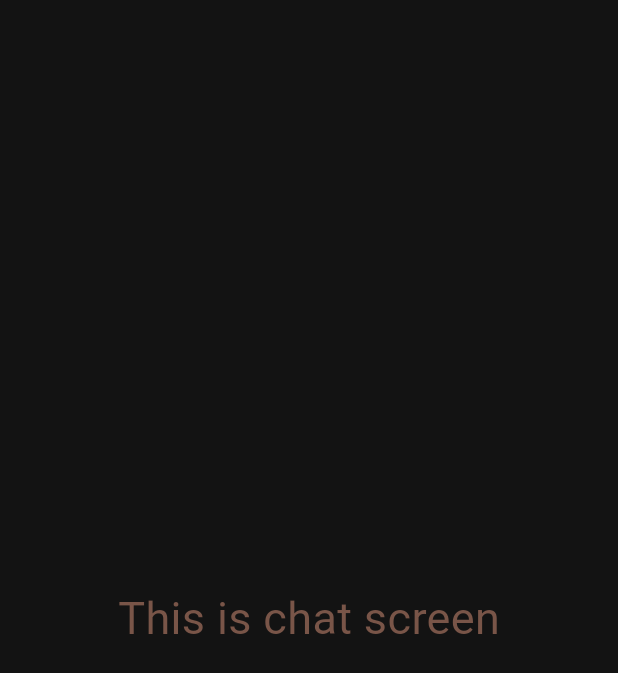
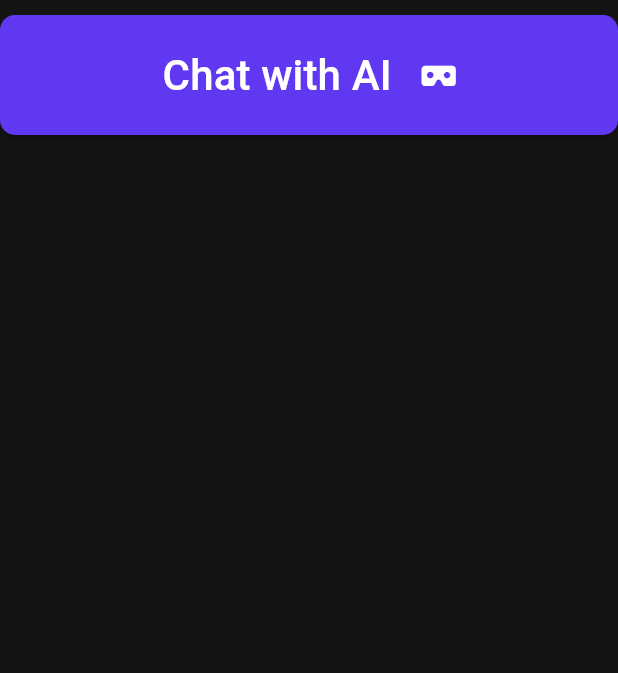
Before and after one commit to iAhmadTariq/Academise, a Flutter app: the ChatScreen screen opened directly, on a phone screen of 412 x 824 dp. Shown: the top 673 px of the screen. Run offline on Flutter 3.47's test engine with Material 3 defaults, Android fonts, the light colour scheme and no system bars; our stand-ins replace flutter_svg, font_awesome_flutter, google_fonts.

Commit message:
chat screen added

```diff
--- a/academise_front/lib/main.dart
+++ b/academise_front/lib/main.dart
@@ -1,3 +1,4 @@
+import 'package:academise_front/screens/home_screen.dart';
 import 'package:academise_front/screens/login_screen.dart';
 import 'package:academise_front/utils/color.dart';
 import 'package:flutter/material.dart';
@@ -17,7 +18,7 @@ class MyApp extends StatelessWidget {
         scaffoldBackgroundColor: mobileBackgroundColor,
       ),
       title: "Academise",
-      home: LoginScreen(),
+      home: HomeScreen(),
     );
   }
 }
--- a/academise_front/lib/screens/chat_screen.dart
+++ b/academise_front/lib/screens/chat_screen.dart
@@ -1,7 +1,11 @@
+import 'package:academise_front/screens/chat_with_ai_screen.dart';
+import 'package:academise_front/utils/color.dart';
 import 'package:flutter/material.dart';
+import 'package:font_awesome_flutter/font_awesome_flutter.dart';
+import 'package:google_fonts/google_fonts.dart';
 
 class ChatScreen extends StatefulWidget {
-  const ChatScreen({super.key});
+  const ChatScreen({Key? key});
 
   @override
   _ChatScreenState createState() => _ChatScreenState();
@@ -10,12 +14,55 @@ class ChatScreen extends StatefulWidget {
 class _ChatScreenState extends State<ChatScreen> {
   @override
   Widget build(BuildContext context) {
-    return const Scaffold(
-      body: Center(
-        child: Text(
-          'This is chat screen',
-          style: TextStyle(fontSize: 30, color: Colors.brown),
-        ),
+    return Scaffold(
+      body: Column(
+        children: [
+          Container(
+            width: double.infinity,
+            margin: const EdgeInsets.only(top: 10),
+            child: ElevatedButton(
+              onPressed: () {
+                Navigator.push(
+                  context,
+                  MaterialPageRoute(
+                    builder: (context) => const ChatWithAI(),
+                  ),
+                );
+              },
+              style: ButtonStyle(
+                backgroundColor: MaterialStateProperty.all<Color>(purpleColor),
+                padding: MaterialStateProperty.all<EdgeInsetsGeometry>(
+                  const EdgeInsets.all(20),
+                ),
+                shape: MaterialStateProperty.all<OutlinedBorder>(
+                  RoundedRectangleBorder(
+                    borderRadius: BorderRadius.circular(10),
+                  ),
+                ),
+                minimumSize: MaterialStateProperty.all<Size>(
+                  const Size(double.infinity, double.minPositive),
+                ),
+              ),
+              child: Row(
+                mainAxisAlignment: MainAxisAlignment.center,
+                children: [
+                  Text(
+                    "Chat with AI",
+                    style: GoogleFonts.roboto(
+                      color: Colors.white,
+                      fontSize: 28,
+                    ),
+                  ),
+                  const SizedBox(width: 20),
+                  const FaIcon(
+                    FontAwesomeIcons.vrCardboard,
+                    color: Colors.white,
+                  ),
+                ],
+              ),
+            ),
+          ),
+        ],
       ),
     );
   }
--- a/academise_front/lib/utils/global_variables.dart
+++ b/academise_front/lib/utils/global_variables.dart
@@ -1,8 +1,8 @@
 import 'package:academise_front/screens/add_course_screen.dart';
 import 'package:academise_front/screens/chat_screen.dart';
-import 'package:academise_front/screens/personal_info.dart';
-import 'package:flutter/material.dart';
-import 'package:academise_front/screens/home_screen.dart';
+import 'package:academise_front/screens/profile_screen.dart';
+// import 'package:flutter/material.dart';
+// import 'package:academise_front/screens/home_screen.dart';
 
 const webScreenSize = 600;
 
--- a/academise_front/lib/widgets/text_field_input.dart
+++ b/academise_front/lib/widgets/text_field_input.dart
@@ -19,7 +19,7 @@ class TextFieldInput extends StatelessWidget {
   Widget build(BuildContext context) {
     final inputBorder = OutlineInputBorder(
       borderSide: Divider.createBorderSide(context),
-      borderRadius: BorderRadius.all(Radius.circular(25)),
+      borderRadius:const BorderRadius.all(Radius.circular(25)),
     );
     return TextField(
       cursorColor: purpleColor,
@@ -30,7 +30,7 @@ class TextFieldInput extends StatelessWidget {
         focusedBorder: inputBorder,
         enabledBorder: inputBorder,
         filled: true,
-        contentPadding: EdgeInsets.symmetric(
+        contentPadding: const EdgeInsets.symmetric(
           horizontal: 20,
           vertical: 12
         ),
--- a/academise_front/pubspec.yaml
+++ b/academise_front/pubspec.yaml
@@ -36,6 +36,9 @@ dependencies:
   # Use with the CupertinoIcons class for iOS style icons.
   cupertino_icons: ^1.0.2
   flutter_svg: ^2.0.7
+  http: ^1.1.0
+  font_awesome_flutter: ^10.6.0
+  google_fonts: ^6.1.0
 
 dev_dependencies:
   flutter_test:
```
Also changed, not shown: academise_front/lib/screens/chat_with_ai_screen.dart (added, +112 -0 lines), academise_front/lib/widgets/chat_bubble.dart (added, +44 -0 lines), 3 other files.
